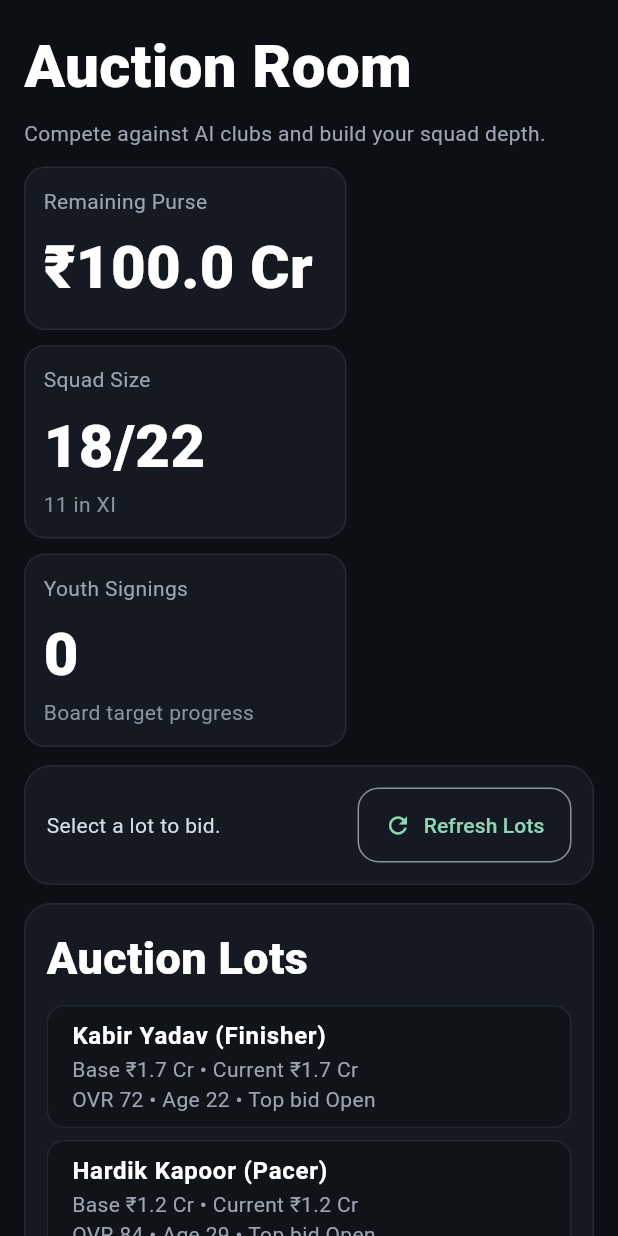
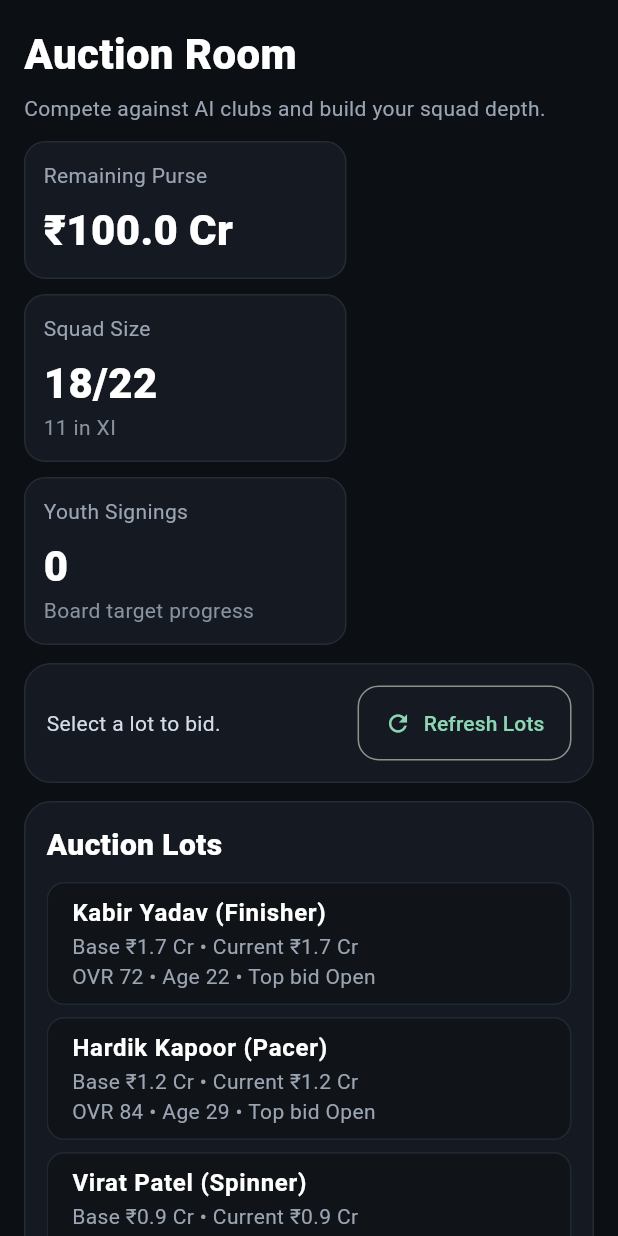
Before and after one commit to panshul-07/ayzcric, a Flutter app: the AuctionScreen widget shown alone on an empty page, opened directly, on a phone screen of 412 x 824 dp. Run offline on Flutter 3.47's test engine with Material 3 defaults, Android fonts, the phone set to English and light mode, and no system bars; our stand-ins replace in_app_purchase, shared_preferences; accounts and stored records are empty.

Commit message:
Stabilize typography and responsive sizing for match and auction UI

```diff
--- a/cricket_manager_app/lib/screens/auction_screen.dart
+++ b/cricket_manager_app/lib/screens/auction_screen.dart
@@ -15,6 +15,9 @@ class _AuctionScreenState extends State<AuctionScreen> {
 
   @override
   Widget build(BuildContext context) {
+    final width = MediaQuery.sizeOf(context).width;
+    final titleSize = width < 420 ? 28.0 : (width < 900 ? 34.0 : 38.0);
+    final sectionSize = width < 420 ? 20.0 : 24.0;
     final controller = GameScope.of(context);
     final lots = controller.auctionLots;
     AuctionLot? selected;
@@ -30,11 +33,11 @@ class _AuctionScreenState extends State<AuctionScreen> {
     return ListView(
       padding: const EdgeInsets.all(16),
       children: [
-        const Text(
+        Text(
           'Auction Room',
           style: TextStyle(
             color: Colors.white,
-            fontSize: 40,
+            fontSize: titleSize,
             fontWeight: FontWeight.w900,
           ),
         ),
@@ -90,11 +93,11 @@ class _AuctionScreenState extends State<AuctionScreen> {
           child: Column(
             crossAxisAlignment: CrossAxisAlignment.start,
             children: [
-              const Text(
+              Text(
                 'Auction Lots',
                 style: TextStyle(
                   color: Colors.white,
-                  fontSize: 30,
+                  fontSize: sectionSize,
                   fontWeight: FontWeight.w800,
                 ),
               ),
@@ -155,11 +158,11 @@ class _AuctionScreenState extends State<AuctionScreen> {
             child: Column(
               crossAxisAlignment: CrossAxisAlignment.start,
               children: [
-                const Text(
+                Text(
                   'Bid Console',
                   style: TextStyle(
                     color: Colors.white,
-                    fontSize: 30,
+                    fontSize: sectionSize,
                     fontWeight: FontWeight.w800,
                   ),
                 ),
@@ -245,7 +248,7 @@ class _AuctionScreenState extends State<AuctionScreen> {
             style: const TextStyle(
               color: Colors.white,
               fontWeight: FontWeight.w800,
-              fontSize: 40,
+              fontSize: 28,
             ),
           ),
           if (subtitle != null)
```
Also changed, not shown: cricket_manager_app/lib/main.dart (+8 -1 lines), cricket_manager_app/lib/screens/match_center_screen.dart (+10 -7 lines).
